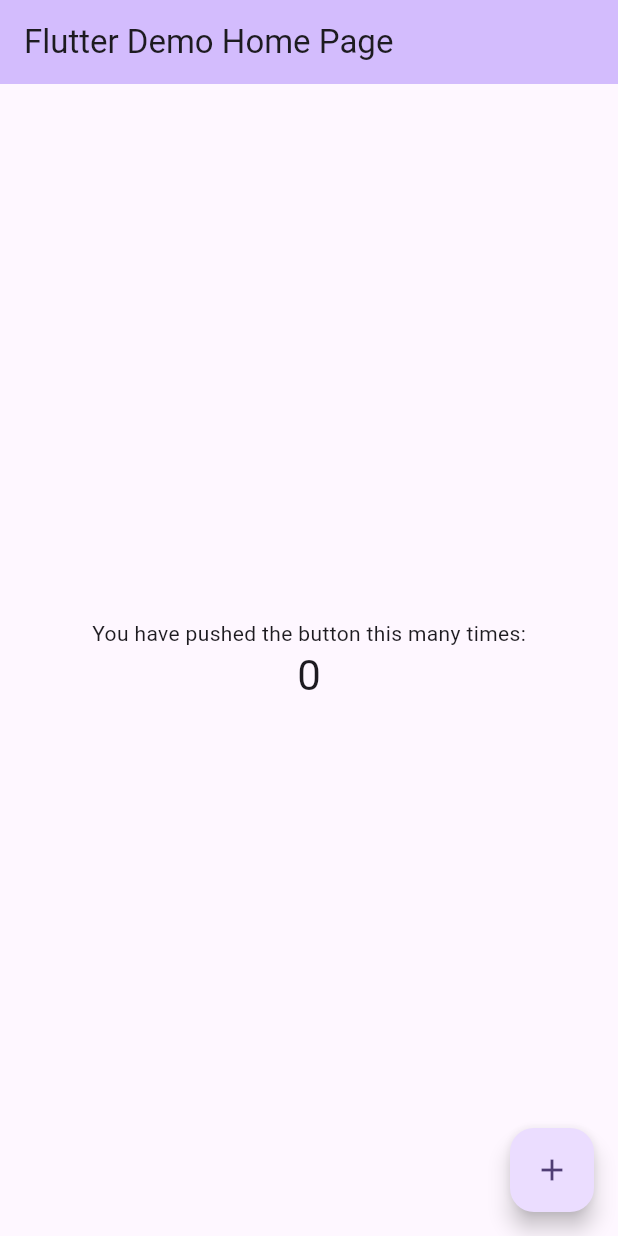
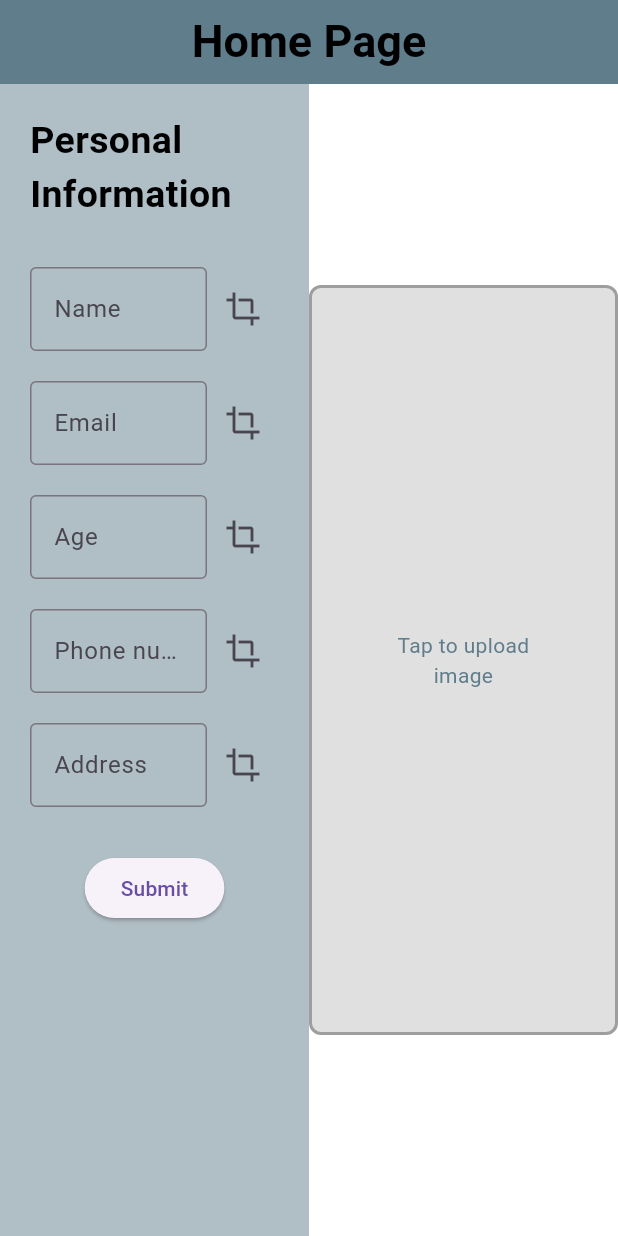
Before and after one commit to mubinsyedmuhammed/Text_extractor, a Flutter app: the screen it shows after launch, on a phone screen of 412 x 824 dp. Run offline on Flutter 3.47's test engine with Material 3 defaults, Android fonts, the phone set to English and light mode, and no system bars; our stand-ins replace file_picker.

Commit message:
Image uploaded

```diff
--- a/lib/main.dart
+++ b/lib/main.dart
@@ -1,5 +1,9 @@
 import 'package:flutter/material.dart';
+import 'package:file_picker/file_picker.dart';
+import 'dart:typed_data';
 
+/// The main function initializes the Flutter application
+/// and runs the MyApp widget.
 void main() {
   runApp(const MyApp());
 }
@@ -7,119 +11,229 @@ void main() {
 class MyApp extends StatelessWidget {
   const MyApp({super.key});
 
-  // This widget is the root of your application.
   @override
   Widget build(BuildContext context) {
     return MaterialApp(
-      title: 'Flutter Demo',
       theme: ThemeData(
-        // This is the theme of your application.
-        //
-        // TRY THIS: Try running your application with "flutter run". You'll see
-        // the application has a purple toolbar. Then, without quitting the app,
-        // try changing the seedColor in the colorScheme below to Colors.green
-        // and then invoke "hot reload" (save your changes or press the "hot
-        // reload" button in a Flutter-supported IDE, or press "r" if you used
-        // the command line to start the app).
-        //
-        // Notice that the counter didn't reset back to zero; the application
-        // state is not lost during the reload. To reset the state, use hot
-        // restart instead.
-        //
-        // This works for code too, not just values: Most code changes can be
-        // tested with just a hot reload.
-        colorScheme: ColorScheme.fromSeed(seedColor: Colors.deepPurple),
-        useMaterial3: true,
+        primaryColor: Colors.white,
       ),
-      home: const MyHomePage(title: 'Flutter Demo Home Page'),
+      home: const HomeScreen(),
     );
   }
 }
 
-class MyHomePage extends StatefulWidget {
-  const MyHomePage({super.key, required this.title});
-
-  // This widget is the home page of your application. It is stateful, meaning
-  // that it has a State object (defined below) that contains fields that affect
-  // how it looks.
-
-  // This class is the configuration for the state. It holds the values (in this
-  // case the title) provided by the parent (in this case the App widget) and
-  // used by the build method of the State. Fields in a Widget subclass are
-  // always marked "final".
-
-  final String title;
+class HomeScreen extends StatelessWidget {
+  const HomeScreen({super.key});
 
   @override
-  State<MyHomePage> createState() => _MyHomePageState();
+  Widget build(BuildContext context) {
+    return Scaffold(
+      backgroundColor: Colors.white,
+      appBar: const CustomAppBar(),
+      body: Row(
+        children: const [
+          Expanded(child: PersonalInfoForm()),
+          Expanded(child: FileUploader()),
+        ],
+      ),
+    );
+  }
 }
 
-class _MyHomePageState extends State<MyHomePage> {
-  int _counter = 0;
+class CustomAppBar extends StatelessWidget implements PreferredSizeWidget {
+  const CustomAppBar({super.key});
 
-  void _incrementCounter() {
-    setState(() {
-      // This call to setState tells the Flutter framework that something has
-      // changed in this State, which causes it to rerun the build method below
-      // so that the display can reflect the updated values. If we changed
-      // _counter without calling setState(), then the build method would not be
-      // called again, and so nothing would appear to happen.
-      _counter++;
-    });
+  @override
+  Widget build(BuildContext context) {
+    return AppBar(
+      backgroundColor: Colors.blueGrey,
+      centerTitle: true,
+      title: const Text(
+        "Home Page",
+        textAlign: TextAlign.center,
+        style: TextStyle(
+            fontSize: 30, color: Colors.black, fontWeight: FontWeight.bold),
+      ),
+    );
+  }
+
+  @override
+  Size get preferredSize => const Size.fromHeight(kToolbarHeight);
+}
+
+class PersonalInfoForm extends StatefulWidget {
+  const PersonalInfoForm({super.key});
+
+  @override
+  PersonalInfoFormState createState() => PersonalInfoFormState();
+}
+
+class PersonalInfoFormState extends State<PersonalInfoForm> {
+  final _formKey = GlobalKey<FormState>();
+  final FormFieldControllers _controllers = FormFieldControllers();
+
+  @override
+  Widget build(BuildContext context) {
+    return Container(
+      padding: const EdgeInsets.all(20),
+      color: Colors.blueGrey[200],
+      child: Column(
+        crossAxisAlignment: CrossAxisAlignment.start,
+        children: [
+          const Align(
+            alignment: Alignment.topCenter,
+            child: Text(
+              "Personal Information",
+              style: TextStyle(
+                  fontSize: 25,
+                  color: Colors.black,
+                  fontWeight: FontWeight.bold),
+            ),
+          ),
+          const SizedBox(height: 20),
+          Form(
+            key: _formKey,
+            child: Column(
+              children: [
+                ..._controllers.buildFormFields(),
+                const SizedBox(height: 20),
+                ElevatedButton(
+                  onPressed: _submitForm,
+                  child: const Text('Submit'),
+                ),
+              ],
+            ),
+          ),
+        ],
+      ),
+    );
+  }
+
+  void _submitForm() {
+    if (_formKey.currentState!.validate()) {
+      ScaffoldMessenger.of(context).showSnackBar(
+        const SnackBar(content: Text('Form Submitted Successfully')),
+      );
+    }
+  }
+}
+
+class CustomTextFormField extends StatelessWidget {
+  final TextEditingController controller;
+  final String label;
+
+  const CustomTextFormField(
+      {super.key, required this.controller, required this.label});
+
+  @override
+  Widget build(BuildContext context) {
+    return Padding(
+      padding: const EdgeInsets.symmetric(vertical: 10),
+      child: Row(
+        children: [
+          Expanded(
+            child: TextFormField(
+              controller: controller,
+              decoration: InputDecoration(
+                  labelText: label, border: const OutlineInputBorder()),
+              validator: (value) {
+                if (value == null || value.isEmpty) {
+                  return 'Please enter your $label';
+                }
+                return null;
+              },
+            ),
+          ),
+          IconButton(
+            icon: const Icon(Icons.crop),
+            onPressed: () {
+              print('Selecting ROI for $label');
+            },
+          ),
+        ],
+      ),
+    );
+  }
+}
+
+class FormFieldControllers {
+  final TextEditingController nameController = TextEditingController();
+  final TextEditingController emailController = TextEditingController();
+  final TextEditingController phoneController = TextEditingController();
+  final TextEditingController addressController = TextEditingController();
+  final TextEditingController ageController = TextEditingController();
+
+  List<Widget> buildFormFields() {
+    return [
+      CustomTextFormField(controller: nameController, label: 'Name'),
+      CustomTextFormField(controller: emailController, label: 'Email'),
+      CustomTextFormField(controller: ageController, label: 'Age'),
+      CustomTextFormField(controller: phoneController, label: 'Phone number'),
+      CustomTextFormField(controller: addressController, label: 'Address'),
+    ];
+  }
+}
+
+class FileUploader extends StatefulWidget {
+  final double width;
+  final double height;
+
+  const FileUploader({Key? key, this.width = 100, this.height = 500})
+      : super(key: key);
+
+  @override
+  FileUploaderState createState() => FileUploaderState();
+}
+
+class FileUploaderState extends State<FileUploader> {
+  Uint8List? _imageBytes;
+
+  Future<void> _pickFile() async {
+    FilePickerResult? result =
+        await FilePicker.platform.pickFiles(type: FileType.image);
+
+    if (result != null) {
+      setState(() {
+        _imageBytes = result.files.single.bytes;
+      });
+    }
   }
 
   @override
   Widget build(BuildContext context) {
-    // This method is rerun every time setState is called, for instance as done
-    // by the _incrementCounter method above.
-    //
-    // The Flutter framework has been optimized to make rerunning build methods
-    // fast, so that you can just rebuild anything that needs updating rather
-    // than having to individually change instances of widgets.
-    return Scaffold(
-      appBar: AppBar(
-        // TRY THIS: Try changing the color here to a specific color (to
-        // Colors.amber, perhaps?) and trigger a hot reload to see the AppBar
-        // change color while the other colors stay the same.
-        backgroundColor: Theme.of(context).colorScheme.inversePrimary,
-        // Here we take the value from the MyHomePage object that was created by
-        // the App.build method, and use it to set our appbar title.
-        title: Text(widget.title),
+    return GestureDetector(
+      onTap: _pickFile,
+      child: Container(
+        width: widget.width,
+        height: widget.height,
+        decoration: BoxDecoration(
+          color: Colors.grey[300],
+          border: Border.all(color: Colors.grey, width: 2),
+          borderRadius: BorderRadius.circular(8),
+        ),
+        child: _imageBytes == null
+            ? Center(
+                child: Text(
+                  'Tap to upload\nimage',
+                  textAlign: TextAlign.center,
+                  style: TextStyle(color: Colors.blueGrey[500]),
+                ),
+              )
+            : InteractiveViewer(
+                boundaryMargin: EdgeInsets.all(20.0),
+                minScale: 1.0,
+                maxScale: 5.0,
+                child: ClipRRect(
+                  borderRadius: BorderRadius.circular(8),
+                  child: Image.memory(
+                    _imageBytes!,
+                    width: widget.width,
+                    height: widget.height,
+                    fit: BoxFit.contain,
+                  ),
+                ),
+              ),
       ),
-      body: Center(
-        // Center is a layout widget. It takes a single child and positions it
-        // in the middle of the parent.
-        child: Column(
-          // Column is also a layout widget. It takes a list of children and
-          // arranges them vertically. By default, it sizes itself to fit its
-          // children horizontally, and tries to be as tall as its parent.
-          //
-          // Column has various properties to control how it sizes itself and
-          // how it positions its children. Here we use mainAxisAlignment to
-          // center the children vertically; the main axis here is the vertical
-          // axis because Columns are vertical (the cross axis would be
-          // horizontal).
-          //
-          // TRY THIS: Invoke "debug painting" (choose the "Toggle Debug Paint"
-          // action in the IDE, or press "p" in the console), to see the
-          // wireframe for each widget.
-          mainAxisAlignment: MainAxisAlignment.center,
-          children: <Widget>[
-            const Text(
-              'You have pushed the button this many times:',
-            ),
-            Text(
-              '$_counter',
-              style: Theme.of(context).textTheme.headlineMedium,
-            ),
-          ],
-        ),
-      ),
-      floatingActionButton: FloatingActionButton(
-        onPressed: _incrementCounter,
-        tooltip: 'Increment',
-        child: const Icon(Icons.add),
-      ), // This trailing comma makes auto-formatting nicer for build methods.
     );
   }
 }
--- a/pubspec.yaml
+++ b/pubspec.yaml
@@ -30,6 +30,7 @@ environment:
 dependencies:
   flutter:
     sdk: flutter
+  file_picker: ^4.0.0
 
   # The following adds the Cupertino Icons font to your application.
   # Use with the CupertinoIcons class for iOS style icons.
@@ -38,6 +39,7 @@ dependencies:
 dev_dependencies:
   flutter_test:
     sdk: flutter
+  image_picker_web: ^4.0.0
 
   # The "flutter_lints" package below contains a set of recommended lints to
   # encourage good coding practices. The lint set provided by the package is
```
Also changed, not shown: pubspec.lock, 1 other file.
